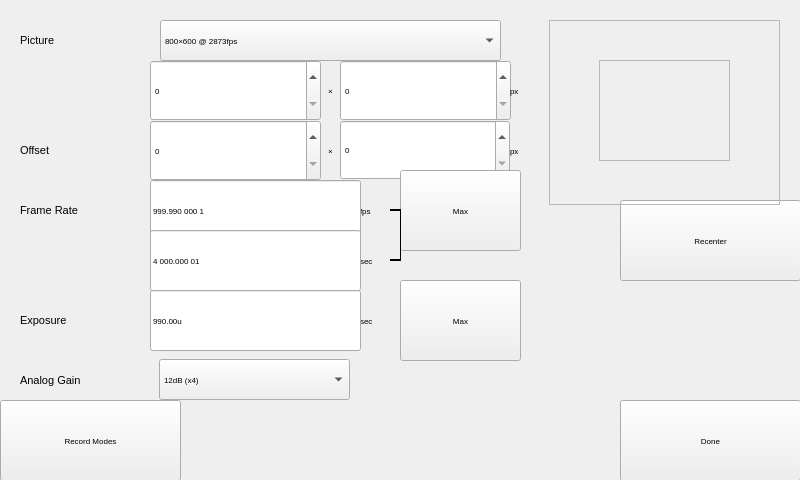
The window that src/recsettingswindow.ui (krontech/chronos-cam-app) describes before a commit, drawn with Qt 5.
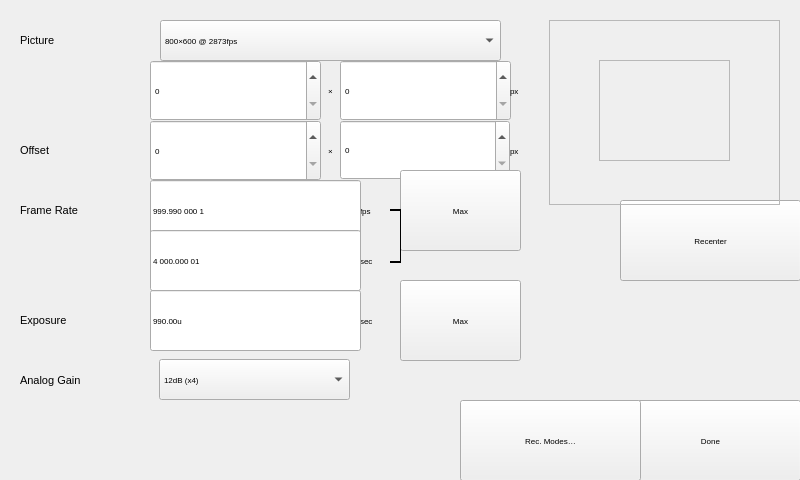
The same window after the commit. Icons and pictures are not drawn. Custom widgets are drawn as their Qt base class.

Commit message: Minor tweaks to Recording Settings screen based on forum feedback.

What changed in the file:
```diff
--- a/src/recsettingswindow.ui
+++ b/src/recsettingswindow.ui
@@ -510,7 +510,7 @@
    <property name="geometry">
     <rect>
      <x>390</x>
-     <y>250</y>
+     <y>252</y>
      <width>11</width>
      <height>20</height>
     </rect>
@@ -531,7 +531,7 @@
      <x>390</x>
      <y>210</y>
      <width>20</width>
-     <height>50</height>
+     <height>52</height>
     </rect>
    </property>
    <property name="frameShadow">
@@ -755,7 +755,7 @@
   <widget class="QPushButton" name="cmdRecMode">
    <property name="geometry">
     <rect>
-     <x>0</x>
+     <x>460</x>
      <y>400</y>
      <width>181</width>
      <height>81</height>
@@ -767,7 +767,7 @@
     </font>
    </property>
    <property name="text">
-    <string>Record Modes</string>
+    <string>Rec. Modes…</string>
    </property>
   </widget>
   <widget class="QWidget" name="widget" native="true">
```
